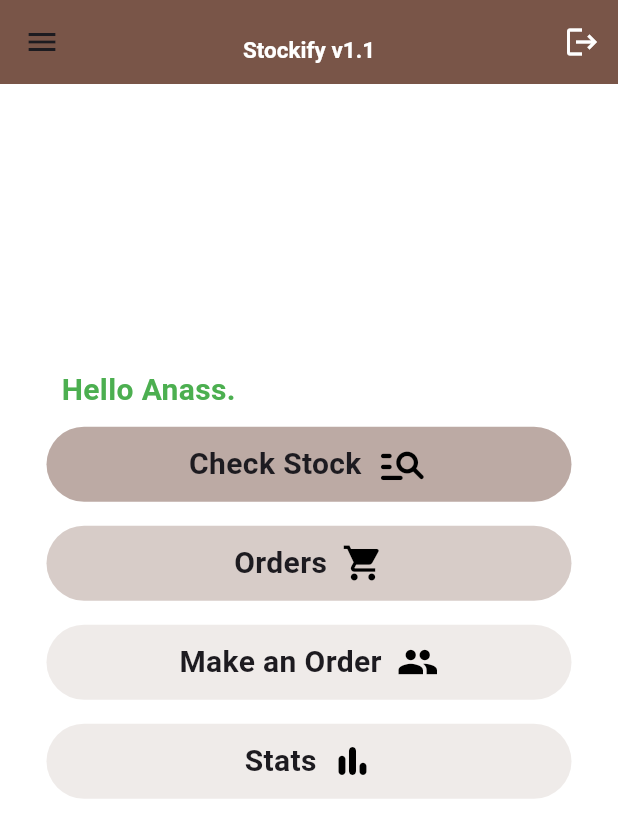
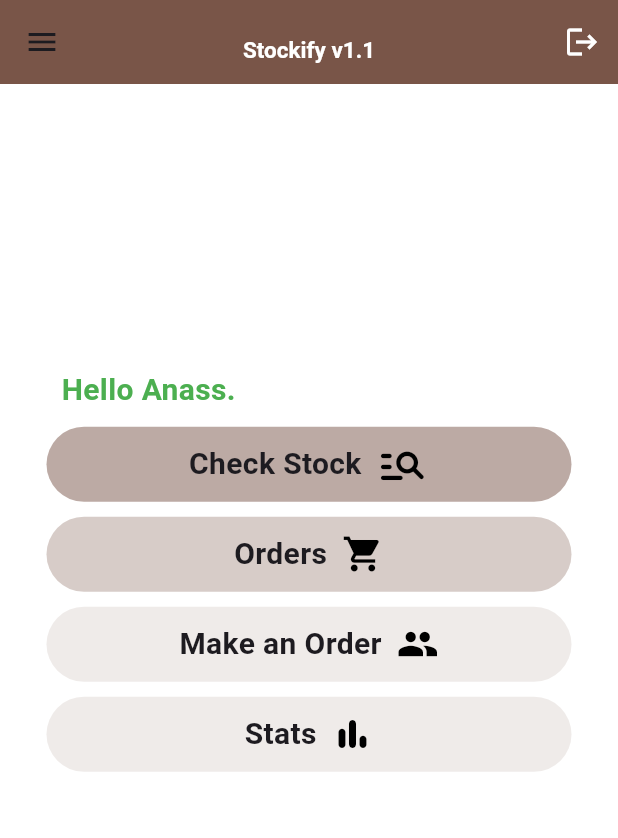
Before and after one commit to Anass-Arrahi-Arrai/TFG_App_Stocatge_v2, a Flutter app: the screen it shows after launch, on a phone screen of 412 x 824 dp. Shown: the top 838 px of the screen. Run offline on Flutter 3.47's test engine with Material 3 defaults, Android fonts, the phone set to English and light mode, and no system bars.

Commit message:
Menú dissenyat funcional.
Falta dissenyar les interficies restants.

```diff
--- a/lib/main.dart
+++ b/lib/main.dart
@@ -1,9 +1,12 @@
 // ignore_for_file: prefer_const_constructors, prefer_const_literals_to_create_immutables, prefer_const_constructors_in_immutables
-import 'package:app_stocatge/pages/HomePage.dart';
+import 'package:app_stocatge/pages/home_page.dart';
+import 'package:app_stocatge/pages/make_order_page.dart';
+import 'package:app_stocatge/pages/order_page.dart';
+import 'package:app_stocatge/pages/stats_page.dart';
 import 'package:flutter/cupertino.dart';
 import 'package:flutter/material.dart';
 import 'package:flutter/widgets.dart';
-
+import 'package:app_stocatge/pages/check_stock_Page.dart';
 void main() {
   runApp(MyApp());
 }
@@ -18,12 +21,12 @@ class MyApp extends StatelessWidget {
       debugShowCheckedModeBanner: false,
       home: HomePage(),
       routes: {
+        '/checkStock' :(context) => CheckStockPage(),
+        '/orders' : (context) => OrdersPage(),
+        '/stats' : (context) => StatsPage(),
+        '/makeOrder' : (context) => MakeOrderPage(),
 
       }
     );
   }
-
-  void userTapped(){
-     print ("User tapped!");
-  }
 }
--- a/lib/pages/HomePage.dart
+++ /dev/null
@@ -1,194 +0,0 @@
-// ignore_for_file: prefer_const_constructors, prefer_const_literals_to_create_immutables, prefer_const_constructors_in_immutables
-import 'package:flutter/material.dart';
-
-class HomePage extends StatelessWidget {
-  const HomePage({super.key});
-
-  @override
-  Widget build(BuildContext context) {
-    return Scaffold(
-      backgroundColor: Colors.white,
-      appBar: AppBar(
-        title: Padding(
-          padding: EdgeInsets.only(top: 10),
-          child: Text("Stockify v1.1",
-              style: TextStyle(
-                color: Colors.white,
-                fontWeight: FontWeight.bold,
-                fontSize: 15,
-              )),
-        ),
-        centerTitle: true,
-        backgroundColor: Colors.brown,
-        actions: [
-          IconButton(
-            onPressed: () {},
-            icon: Icon(Icons.logout),
-            color: Colors.white,
-          ),
-        ],
-      ),
-      drawer: Drawer(
-          backgroundColor: Colors.brown[100],
-          child: Column(
-            children: [
-              DrawerHeader(
-                child: Icon(
-                  Icons.favorite,
-                  size: 48,
-                ),
-              ),
-              ListTile(
-                leading: Icon(Icons.home),
-                title: Text("H O M E"),
-                onTap: () {},
-              )
-            ],
-          )
-        ),
-      body: Center(
-        child: Column(
-          mainAxisAlignment: MainAxisAlignment.center,
-          children: [
-            SizedBox(
-              width: 350,
-
-              child: Padding(
-                      padding: const EdgeInsets.only(bottom: 10, left: 10),
-                      child: Align(
-                        alignment: Alignment.centerLeft,
-                        child: Text(
-                          "Hello Anass.",
-                          style: TextStyle(
-                            color: Colors.green,
-                            fontWeight: FontWeight.bold,
-                            fontSize: 20,
-                          ),
-                        ),
-                      ),
-                    ),
-            ),
-            SizedBox(
-              width: 350,
-              height: 350,
-              child: ListView(
-                children: [
-                  Expanded(
-                    child: Container(
-                      //Button 1
-                      width: 200,
-                      height: 50,
-                      decoration: BoxDecoration(
-                          color: Colors.brown[200],
-                          borderRadius: BorderRadius.all(Radius.circular(230))),
-                      child: Center(
-                        child: Row(
-                          mainAxisAlignment: MainAxisAlignment.center,
-                          children: [
-                            Text(
-                              "Check Stock",
-                              style: TextStyle(
-                                  fontSize: 20, fontWeight: FontWeight.bold),
-                            ),
-                            SizedBox(width: 10),
-                            Icon(
-                              Icons.manage_search_rounded,
-                              color: Colors.black,
-                              size: 35,
-                            )
-                          ],
-                        ),
-                      ),
-                    ),
-                  ),
-                  SizedBox(height: 16.0),
-                  Container(
-                    //Button 2
-                    height: 50,
-                    decoration: BoxDecoration(
-                        color: Colors.brown[100],
-                        borderRadius: BorderRadius.all(Radius.circular(230))),
-                    child: Center(
-                      child: Row(
-                        mainAxisAlignment: MainAxisAlignment.center,
-                        children: [
-                          Text(
-                            "Orders",
-                            style: TextStyle(
-                                fontSize: 20, fontWeight: FontWeight.bold),
-                          ),
-                          SizedBox(width: 10),
-                          Icon(
-                            Icons.shopping_cart,
-                            color: Colors.black,
-                            size: 28,
-                          )
-                        ],
-                      ),
-                    ),
-                  ),
-                  SizedBox(height: 16.0),
-                  Container(
-                    //Button 3
-                    height: 50,
-                    decoration: BoxDecoration(
-                        color: Colors.brown[50],
-                        borderRadius: BorderRadius.all(Radius.circular(230))),
-                    child: Center(
-                      child: Row(
-                        mainAxisAlignment: MainAxisAlignment.center,
-                        children: [
-                          Text(
-                            "Make an Order",
-                            style: TextStyle(
-                                fontSize: 20, fontWeight: FontWeight.bold),
-                          ),
-                          SizedBox(width: 10),
-                          Icon(
-                            Icons.people,
-                            color: Colors.black,
-                            size: 28,
-                          )
-                        ],
-                      ),
-                    ),
-                  ),
-                  SizedBox(height: 16.0),
-                  Container(
-                    //Button 4
-                    height: 50,
-                    decoration: BoxDecoration(
-                        color: Colors.brown[50],
-                        borderRadius: BorderRadius.all(Radius.circular(230))),
-                    child: Center(
-                      child: Row(
-                        mainAxisAlignment: MainAxisAlignment.center,
-                        children: [
-                          Text(
-                            "Stats",
-                            style: TextStyle(
-                                fontSize: 20, fontWeight: FontWeight.bold),
-                          ),
-                          SizedBox(width: 10),
-                          Icon(
-                            Icons.bar_chart_rounded,
-                            color: Colors.black,
-                            size: 28,
-                          )
-                        ],
-                      ),
-                    ),
-                  )
-                ],
-              ),
-            ),
-          ],
-        ),
-      ),
-    );
-  }
-
-  void userTapped() {
-    print("User tapped!");
-  }
-}
--- /dev/null
+++ b/lib/pages/home_page.dart
@@ -0,0 +1,205 @@
+// ignore_for_file: prefer_const_constructors, prefer_const_literals_to_create_immutables, prefer_const_constructors_in_immutables
+import 'package:flutter/cupertino.dart';
+import 'package:flutter/material.dart';
+import 'package:flutter/widgets.dart';
+
+class HomePage extends StatelessWidget {
+  const HomePage({super.key});
+
+  @override
+  Widget build(BuildContext context) {
+    return Scaffold(
+      backgroundColor: Colors.white,
+      appBar: AppBar(
+        title: Padding(
+          padding: EdgeInsets.only(top: 10),
+          child: Text("Stockify v1.1",
+              style: TextStyle(
+                color: Colors.white,
+                fontWeight: FontWeight.bold,
+                fontSize: 15,
+              )),
+        ),
+        centerTitle: true,
+        backgroundColor: Colors.brown,
+        actions: [
+          IconButton(
+            onPressed: () {},
+            icon: Icon(Icons.logout),
+            color: Colors.white,
+          ),
+        ],
+      ),
+      drawer: Drawer(
+          backgroundColor: Colors.brown[100],
+          child: Column(
+            children: [
+              DrawerHeader(
+                child: Icon(
+                  Icons.favorite,
+                  size: 48,
+                ),
+              ),
+              ListTile(
+                leading: Icon(Icons.home),
+                title: Text("H O M E"),
+                onTap: () {},
+              )
+            ],
+          )
+        ),
+      body: Center(
+        child: Column(
+          mainAxisAlignment: MainAxisAlignment.center,
+          children: [
+            SizedBox(
+              width: 350,
+              child: Padding(
+                      padding: const EdgeInsets.only(bottom: 10, left: 10),
+                      child: Align(
+                        alignment: Alignment.centerLeft,
+                        child: Text(
+                          "Hello Anass.",
+                          style: TextStyle(
+                            color: Colors.green,
+                            fontWeight: FontWeight.bold,
+                            fontSize: 20,
+                          ),
+                        ),
+                      ),
+                    ),
+            ),
+            SizedBox(
+              width: 350,
+              height: 350,
+              child: ListView(
+                children: [
+                  GestureDetector( //CheckStock Button
+                    onTap: () => Navigator.pushNamed(context, '/checkStock'),
+                    child: Container(
+                        //Button 1
+                        width: 200,
+                        height: 50,
+                        decoration: BoxDecoration(
+                            color: Colors.brown[200],
+                            borderRadius: BorderRadius.all(Radius.circular(230))),
+                        child: Center(
+                          child: Row(
+                            mainAxisAlignment: MainAxisAlignment.center,
+                            children: [
+                              Text(
+                                "Check Stock",
+                                style: TextStyle(
+                                    fontSize: 20, fontWeight: FontWeight.bold),
+                              ),
+                              SizedBox(width: 10),
+                              Icon(
+                                Icons.manage_search_rounded,
+                                color: Colors.black,
+                                size: 35,
+                              )
+                            ],
+                          ),
+                        ),
+                      ),
+                  ),
+                  SizedBox(height: 10.0),
+                  GestureDetector(
+                    onTap: () => Navigator.pushNamed(context, '/orders'),
+                    child: Container(
+                      //Button 2
+                      height: 50,
+                      decoration: BoxDecoration(
+                          color: Colors.brown[100],
+                          borderRadius: BorderRadius.all(Radius.circular(230))),
+                      child: Center(
+                        child: Row(
+                          mainAxisAlignment: MainAxisAlignment.center,
+                          children: [
+                            Text(
+                              "Orders",
+                              style: TextStyle(
+                                  fontSize: 20, fontWeight: FontWeight.bold),
+                            ),
+                            SizedBox(width: 10),
+                            Icon(
+                              Icons.shopping_cart,
+                              color: Colors.black,
+                              size: 28,
+                            )
+                          ],
+                        ),
+                      ),
+                    ),
+                  ),
+                  SizedBox(height: 10.0),
+                  GestureDetector(
+                    onTap: () => Navigator.pushNamed(context, '/makeOrder'),
+                    child: Container(
+                      //Button 3
+                      height: 50,
+                      decoration: BoxDecoration(
+                          color: Colors.brown[50],
+                          borderRadius: BorderRadius.all(Radius.circular(230))),
+                      child: Center(
+                        child: Row(
+                          mainAxisAlignment: MainAxisAlignment.center,
+                          children: [
+                            Text(
+                              "Make an Order",
+                              style: TextStyle(
+                                  fontSize: 20, fontWeight: FontWeight.bold),
+                            ),
+                            SizedBox(width: 10),
+                            Icon(
+                              Icons.people,
+                              color: Colors.black,
+                              size: 28,
+                            )
+                          ],
+                        ),
+                      ),
+                    ),
+                  ),
+                  SizedBox(height: 10.0),
+                  GestureDetector(
+                    onTap: () => Navigator.pushNamed(context, '/stats'),
+                    child: Container(
+                      //Button 4
+                      height: 50,
+                      decoration: BoxDecoration(
+                          color: Colors.brown[50],
+                          borderRadius: BorderRadius.all(Radius.circular(230))),
+                      child: Center(
+                        child: Row(
+                          mainAxisAlignment: MainAxisAlignment.center,
+                          children: [
+                            Text(
+                              "Stats",
+                              style: TextStyle(
+                                  fontSize: 20, fontWeight: FontWeight.bold),
+                            ),
+                            SizedBox(width: 10),
+                            Icon(
+                              Icons.bar_chart_rounded,
+                              color: Colors.black,
+                              size: 28,
+                            )
+                          ],
+                        ),
+                      ),
+                    ),
+                  )
+                ],
+              ),
+            ),
+          ],
+        ),
+      ),
+    );
+  }
+
+  void userTapped() {
+    print("User tapped!");
+  }
+}
```
Also changed, not shown: lib/pages/check_stock_Page.dart (added, +25 -0 lines), lib/pages/make_order_page.dart (added, +25 -0 lines), lib/pages/order_page.dart (added, +24 -0 lines), lib/pages/stats_page.dart (added, +24 -0 lines).
